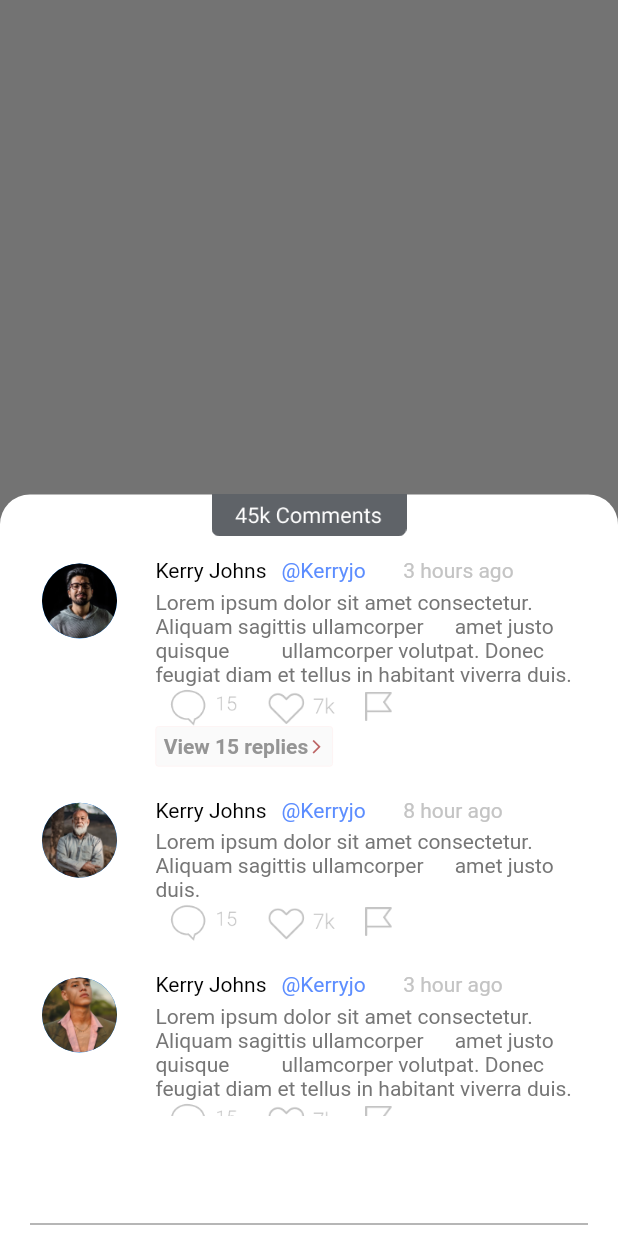
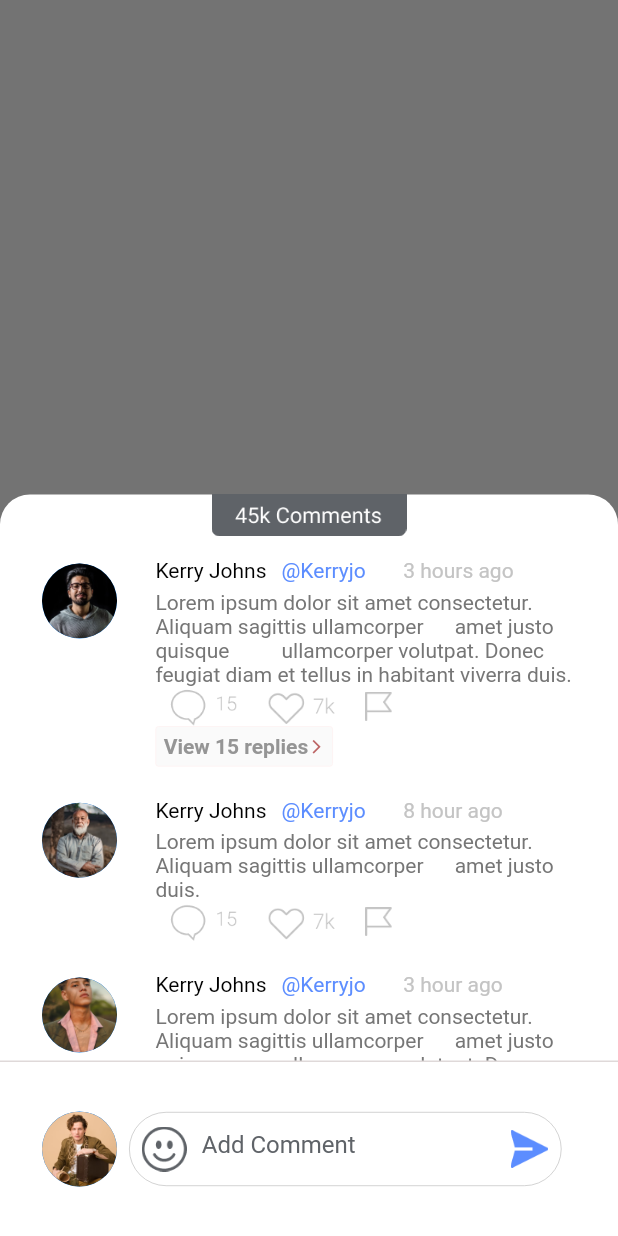
Before and after one commit to beidemichael/beidemichael_tiktok, a Flutter app: the ShowCommentsBottomSheet widget shown alone on an empty page, opened directly, on a phone screen of 412 x 824 dp. Run offline on Flutter 3.47's test engine with Material 2 defaults, Android fonts, the phone set to English and light mode, and no system bars; our stand-ins replace emoji_picker_flutter, flutter_spinkit, font_awesome_flutter, video_player; network calls fail; statements that could not run were skipped.

Commit message:
added comment text field and emoji

```diff
--- a/lib/screens/1.appsWidgets/bottomSheet.dart
+++ b/lib/screens/1.appsWidgets/bottomSheet.dart
@@ -2,6 +2,7 @@ import 'package:flutter/material.dart';
 
 import '../../models/comment.dart';
 import 'commentWidget.dart';
+import 'customTextField.dart';
 
 void ShowCommentsBottomSheet(BuildContext context) {
   showModalBottomSheet(
@@ -16,7 +17,6 @@ void ShowCommentsBottomSheet(BuildContext context) {
         child: FractionallySizedBox(
           heightFactor: 0.6,
           child: Container(
-            padding: const EdgeInsets.symmetric(horizontal: 20.0),
             decoration: const BoxDecoration(
               color: Colors.white,
               borderRadius: BorderRadius.only(
@@ -28,7 +28,7 @@ void ShowCommentsBottomSheet(BuildContext context) {
               //crossAxisAlignment: CrossAxisAlignment.start,
               children: [
                 Padding(
-                  padding: const EdgeInsets.only(top: 30, bottom: 80),
+                  padding: const EdgeInsets.only(top: 30, bottom: 80,left: 20,right: 20),
                   child: ListView.builder(
                     shrinkWrap: true,
                     itemCount: Samplecomments.length,
@@ -56,9 +56,10 @@ void ShowCommentsBottomSheet(BuildContext context) {
                     children: [
                       Divider(
                         thickness: 1,
-                        color: Colors.grey,
+                        color: const Color.fromARGB(255, 223, 217, 217),
+                        height: 0,
                       ),
-                      //CommetTextField(context)
+                      CommentTextField()
                       // ChangeNotifierProvider(
                       //   create: (context) => ViewController(),
                       //   child: CommentWithEmoji(),
--- /dev/null
+++ b/lib/screens/1.appsWidgets/customTextField.dart
@@ -0,0 +1,137 @@
+import 'package:emoji_picker_flutter/emoji_picker_flutter.dart';
+import 'package:flutter/material.dart';
+import 'package:flutter/foundation.dart' as foundation;
+import 'emojiPicker.dart';
+
+class CommentTextField extends StatefulWidget {
+  const CommentTextField({super.key});
+
+  @override
+  State<CommentTextField> createState() => _CommentTextFieldState();
+}
+
+class _CommentTextFieldState extends State<CommentTextField> {
+  final TextEditingController _controller = TextEditingController();
+  bool emojiShowing = false;
+
+// 1. Create GlobalKey for EmojiPickerState
+  final key = GlobalKey<EmojiPickerState>();
+  @override
+  Widget build(BuildContext context) {
+    return Column(
+      children: [
+        Container(
+          color: Colors.white,
+          child: Padding(
+            padding: const EdgeInsets.only(bottom: 25.0, top: 25, left: 20),
+            child: Row(children: [
+              const Padding(
+                padding: EdgeInsets.all(8.0),
+                child: CircleAvatar(
+                  backgroundImage: AssetImage('assets/Ellipse 149.png'),
+                  radius: 25,
+                ),
+              ),
+              Container(
+                height: MediaQuery.of(context).size.height * 0.06,
+                width: MediaQuery.of(context).size.width * 0.7,
+                decoration: BoxDecoration(
+                    border: Border.all(
+                      color: const Color(0xFFC4C4C4),
+                      width: 0.5,
+                    ),
+                    borderRadius: const BorderRadius.all(Radius.circular(30))),
+                child: SizedBox(
+                  height: 100,
+                  child: Padding(
+                    padding: const EdgeInsets.all(8.0),
+                    child: Row(
+                      children: [
+                        GestureDetector(
+                          onTap: () {
+                            setState(() {
+                              emojiShowing = !emojiShowing;
+                            });
+                          },
+                          child: Image.asset(
+                            'assets/Group.png', // Replace with the actual path to your book icon
+                            height: 30,
+                          ),
+                        ),
+                        const SizedBox(
+                          width: 10,
+                        ),
+                         Expanded(
+                          child: TextField(
+                            controller: _controller,
+                            decoration: InputDecoration(
+                              hintText: 'Add Comment',
+                              border: InputBorder.none,
+                              hintStyle: TextStyle(
+                                color: Color(0xFF5F6368),
+                              ),
+                            ),
+                            style: TextStyle(
+                              color: Color(0xFF5C8DFF),
+                            ),
+                          ),
+                        ),
+                        Image.asset(
+                          'assets/Vector (19).png', // Replace with the actual path to your book icon
+                          height: 25,
+                        ),
+                      ],
+                    ),
+                  ),
+                ),
+              )
+            ]),
+          ),
+        ),
+        Offstage(
+          offstage: !emojiShowing,
+          child: SizedBox(
+            height: 250,
+            child: EmojiPicker(
+              textEditingController: _controller,
+              // onBackspacePressed: _onBackspacePressed,
+              config: Config(
+                columns: 7,
+                // Issue: https://github.com/flutter/flutter/issues/28894
+                emojiSizeMax: 32 *
+                    (foundation.defaultTargetPlatform == TargetPlatform.iOS
+                        ? 1.30
+                        : 1.0),
+                verticalSpacing: 0,
+                horizontalSpacing: 0,
+                gridPadding: EdgeInsets.zero,
+                initCategory: Category.RECENT,
+                bgColor: const Color(0xFFF2F2F2),
+                indicatorColor: Colors.blue,
+                iconColor: Colors.grey,
+                iconColorSelected: Colors.blue,
+                backspaceColor: Colors.blue,
+                skinToneDialogBgColor: Colors.white,
+                skinToneIndicatorColor: Colors.grey,
+                enableSkinTones: true,
+                recentTabBehavior: RecentTabBehavior.RECENT,
+                recentsLimit: 28,
+                replaceEmojiOnLimitExceed: false,
+                noRecents: const Text(
+                  'No Recents',
+                  style: TextStyle(fontSize: 20, color: Colors.black26),
+                  textAlign: TextAlign.center,
+                ),
+                loadingIndicator: const SizedBox.shrink(),
+                tabIndicatorAnimDuration: kTabScrollDuration,
+                categoryIcons: const CategoryIcons(),
+                buttonMode: ButtonMode.MATERIAL,
+                checkPlatformCompatibility: true,
+              ),
+            ),
+          ),
+        ),
+      ],
+    );
+  }
+}
--- a/pubspec.yaml
+++ b/pubspec.yaml
@@ -39,6 +39,8 @@ dependencies:
   chewie: ^1.7.1
   font_awesome_flutter: ^10.6.0
   flutter_spinkit: ^5.2.0
+  emoji_selector: ^0.0.6
+  emoji_picker_flutter: ^1.6.3
 
 dev_dependencies:
   flutter_test:
```
Also changed, not shown: lib/screens/1.appsWidgets/emojiPicker.dart (added, +122 -0 lines), assets/Ellipse 149.png (added), assets/Group.png (added), assets/Vector (19).png (added), pubspec.lock, 5 other files.
